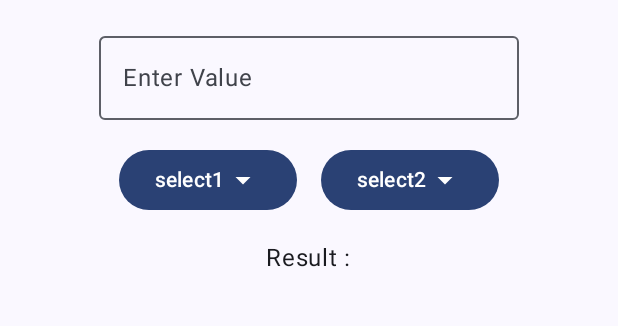
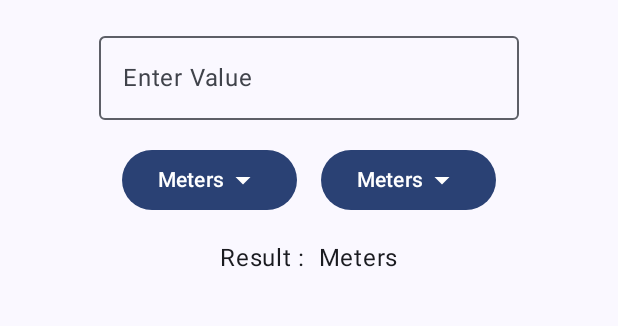
Before and after one commit to serayou/study-android-kotlin, an Android app built with Jetpack Compose: the screen it shows after launch (MainActivity), on a phone screen of 412 x 824 dp, the part 498-824 px from its top. Run offline under Robolectric (Android 15) with nearby library versions, the phone set to English and light mode, and no system bars.

Commit message:
Day6 - 단위 변환 계산 로직 추가

```diff
--- a/StudyKotlinWithUdemy/Day5/UnitConverter/app/src/main/java/com/example/unitconverter/MainActivity.kt
+++ b/StudyKotlinWithUdemy/Day5/UnitConverter/app/src/main/java/com/example/unitconverter/MainActivity.kt
@@ -33,6 +33,7 @@ import androidx.compose.ui.Modifier
 import androidx.compose.ui.tooling.preview.Preview
 import androidx.compose.ui.unit.dp
 import com.example.unitconverter.ui.theme.UnitConverterTheme
+import kotlin.math.roundToInt
 
 class MainActivity : ComponentActivity() {
     override fun onCreate(savedInstanceState: Bundle?) {
@@ -55,6 +56,21 @@ class MainActivity : ComponentActivity() {
 fun UnitConverter() {
 
     var input by remember {mutableStateOf("")}
+    var output by remember {mutableStateOf("")}
+    var inputUnit by remember {mutableStateOf("Meters")}
+    var outputUnit by remember {mutableStateOf("Meters")}
+    var iExpanded by remember { mutableStateOf(false) }
+    var oExpanded by remember { mutableStateOf(false) }
+    val conversionFactor = remember { mutableStateOf(1.00) }
+    val oConversionFactor = remember { mutableStateOf(1.00) }
+
+    //fun 내에 fun 선언 가능
+    fun convertUnits(){
+        // ?: - elvis operator
+        val inputValueDouble = input.toDoubleOrNull() ?: 0.0
+        val result = (inputValueDouble * conversionFactor.value * 100.0 / oConversionFactor.value).roundToInt() / 100.0
+        output = result.toString()
+    }
 
     Column(
         modifier = Modifier.fillMaxSize(),
@@ -65,48 +81,68 @@ fun UnitConverter() {
         Spacer(modifier = Modifier.height(16.dp))
         OutlinedTextField(value = input,
             onValueChange = {
-            input = it
+                input = it
+                convertUnits()
             },
             label = { Text(text = "Enter Value")}
         )
         Spacer(modifier = Modifier.height(16.dp))
         Row {
             Box{
-                Button(onClick = { /*TODO*/ }) {
-                    Text(text = "select1")
+                Button(onClick = { iExpanded = true }) {
+                    Text(text = inputUnit)
                     Icon(Icons.Default.ArrowDropDown, contentDescription = "")
                 }
-                DropdownMenu(expanded = false, onDismissRequest = { /*TODO*/ }) {
+                DropdownMenu(expanded = iExpanded, onDismissRequest = { iExpanded = false }) {
                     DropdownMenuItem(
-                        text = {Text(text = "m")},
-                        onClick = { /*TODO*/ }
+                        text = {Text(text = "Centimeters")},
+                        onClick = {
+                            iExpanded = false
+                            inputUnit = "Centimeters"
+                            conversionFactor.value = 0.01
+                            convertUnits()
+                        }
                     )
                     DropdownMenuItem(
-                        text = {Text(text = "cm")},
-                        onClick = { /*TODO*/ }
+                        text = { Text("Feet") },
+                        onClick = {
+                            iExpanded = false
+                            inputUnit = "Feet"
+                            conversionFactor.value = 0.3048
+                            convertUnits() }
                     )
                 }
             }
             Spacer(modifier = Modifier.width(16.dp))
             Box{
-                Button(onClick = { /*TODO*/ }) {
-                    Text(text = "select2")
+                Button(onClick = { oExpanded = true }) {
+                    Text(text = outputUnit)
                     Icon(Icons.Default.ArrowDropDown, contentDescription = "")
                 }
-                DropdownMenu(expanded = false, onDismissRequest = { /*TODO*/ }) {
+                DropdownMenu(expanded = oExpanded, onDismissRequest = {  oExpanded = false }) {
                     DropdownMenuItem(
-                        text = {Text(text = "m")},
-                        onClick = { /*TODO*/ }
+                        text = { Text("Centimeters") },
+                        onClick = {
+                            oExpanded = false
+                            outputUnit = "Centimeters"
+                            oConversionFactor.value = 0.01
+                            convertUnits()
+                        }
                     )
                     DropdownMenuItem(
-                        text = {Text(text = "cm")},
-                        onClick = { /*TODO*/ }
+                        text = { Text("Feet") },
+                        onClick = {
+                            oExpanded = false
+                            outputUnit = "Feet"
+                            oConversionFactor.value = 0.3048
+                            convertUnits()
+                        }
                     )
                 }
             }
         }
         Spacer(modifier = Modifier.height(16.dp))
-        Text(text = "Result :")
+        Text(text = "Result : $output $outputUnit")
     }
 
 }
```
